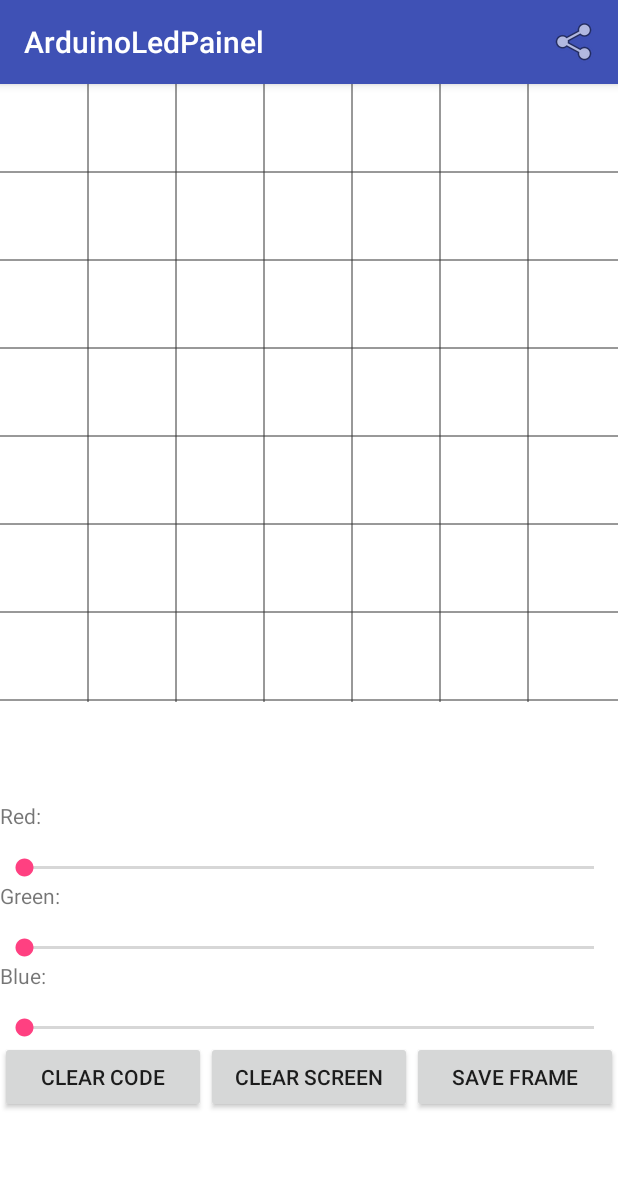
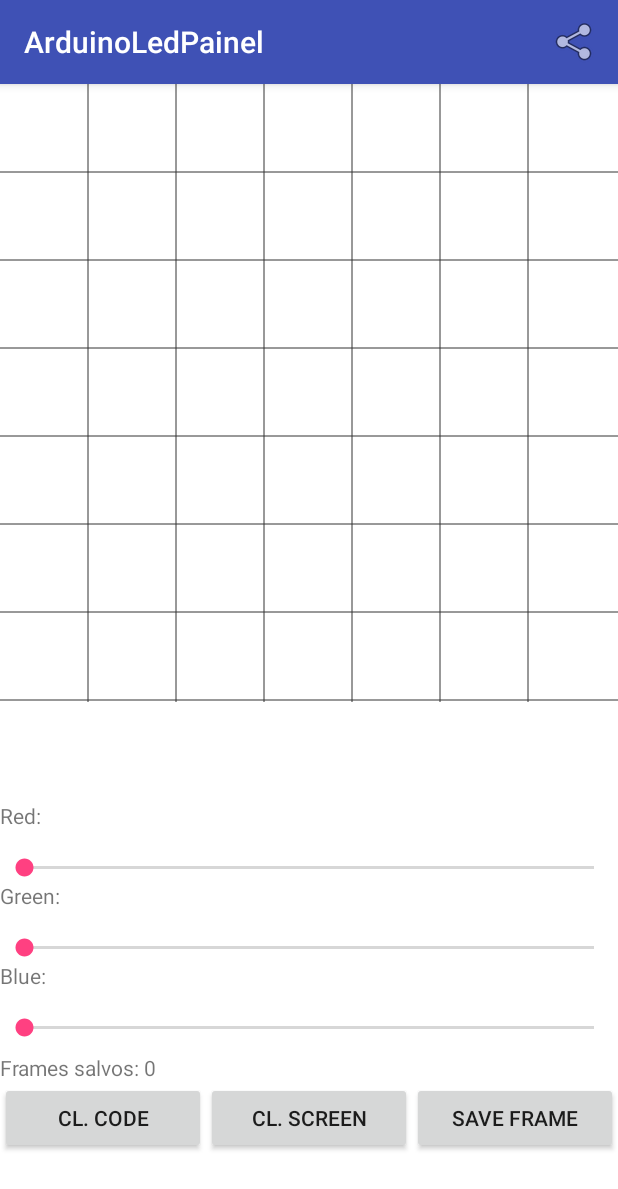
Before and after one commit to gkaffka/arduinoledpanel, an Android app: the screen it shows after launch (FullscreenActivity), on a phone screen of 412 x 824 dp. Shown: the top 1189 px of the screen. Run offline under Robolectric (Android 15) with nearby library versions, the phone set to English and light mode, and no system bars.

Commit message:
Adds a saved frames counter

```diff
--- a/app/src/main/java/com/android/kaffka/arduinoledpainel/FullscreenActivity.java
+++ b/app/src/main/java/com/android/kaffka/arduinoledpainel/FullscreenActivity.java
@@ -12,7 +12,6 @@ import android.view.MenuItem;
 import android.view.View;
 import android.widget.SeekBar;
 import android.widget.TextView;
-import android.widget.Toast;
 
 import com.android.kaffka.arduinoledpainel.views.PixelGridView;
 
@@ -27,9 +26,10 @@ import java.util.Collections;
 public class FullscreenActivity extends AppCompatActivity implements SeekBar.OnSeekBarChangeListener {
     private View v;
     private SeekBar red, blue, green;
-    private TextView textRed, textGreen, textBlue;
+    private TextView textRed, textGreen, textBlue, textSavedFrames;
     private PixelGridView pixelGrid;
     private ArrayList<String> code;
+    private int savedFrames;
 
     @Override
     protected void onCreate(@Nullable Bundle savedInstanceState) {
@@ -65,6 +65,7 @@ public class FullscreenActivity extends AppCompatActivity implements SeekBar.OnS
         textRed = (TextView) findViewById(R.id.textRed);
         textBlue = (TextView) findViewById(R.id.textBlue);
         textGreen = (TextView) findViewById(R.id.textGreen);
+        textSavedFrames = (TextView) findViewById(R.id.textFramesSaved);
     }
 
     @Override
@@ -97,6 +98,7 @@ public class FullscreenActivity extends AppCompatActivity implements SeekBar.OnS
     }
 
     public void exportCode(View v) {
+        textSavedFrames.setText(String.format("Frames salvos: %d", ++savedFrames));
         generateCode(false);
     }
 
@@ -127,6 +129,8 @@ public class FullscreenActivity extends AppCompatActivity implements SeekBar.OnS
 
     public void clearCode(View v) {
         if (code != null) code.clear();
+        textSavedFrames.setText(String.format("Frames salvos: %d", 0));
+        savedFrames = 0;
     }
 
     @Override
--- a/app/src/main/res/layout/activity_fullscreen.xml
+++ b/app/src/main/res/layout/activity_fullscreen.xml
@@ -63,23 +63,31 @@
             android:layout_marginTop="16dp"
             android:max="255"/>
 
+        <TextView
+            android:id="@+id/textFramesSaved"
+            android:layout_width="wrap_content"
+            android:layout_height="wrap_content"
+            android:text="Frames salvos: 0"
+            android:layout_marginTop="8dp"/>
+
         <LinearLayout
             android:layout_width="match_parent"
             android:layout_height="wrap_content"
             android:orientation="horizontal">
+
             <Button
                 android:layout_width="0dp"
                 android:layout_height="wrap_content"
                 android:layout_weight="1"
                 android:onClick="clearCode"
-                android:text="CLEAR CODE"/>
+                android:text="CL. CODE"/>
 
             <Button
                 android:layout_width="0dp"
                 android:layout_height="wrap_content"
                 android:layout_weight="1"
                 android:onClick="clearScreen"
-                android:text="CLEAR SCREEN"/>
+                android:text="CL. SCREEN"/>
 
             <Button
                 android:layout_width="0dp"
```
